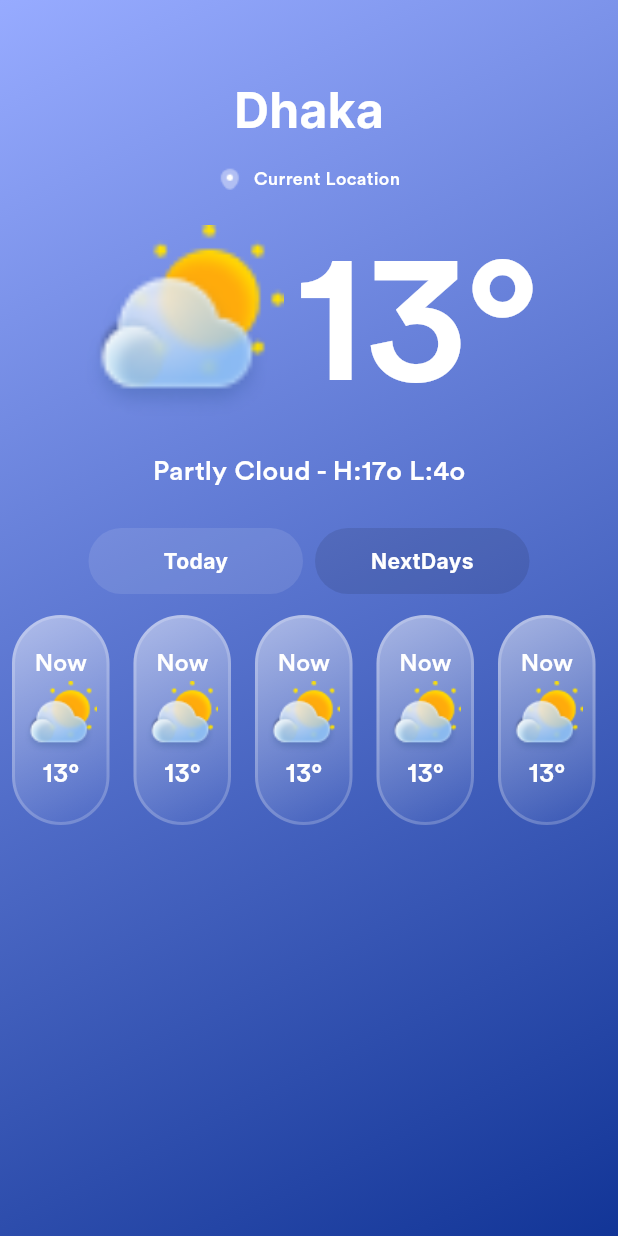
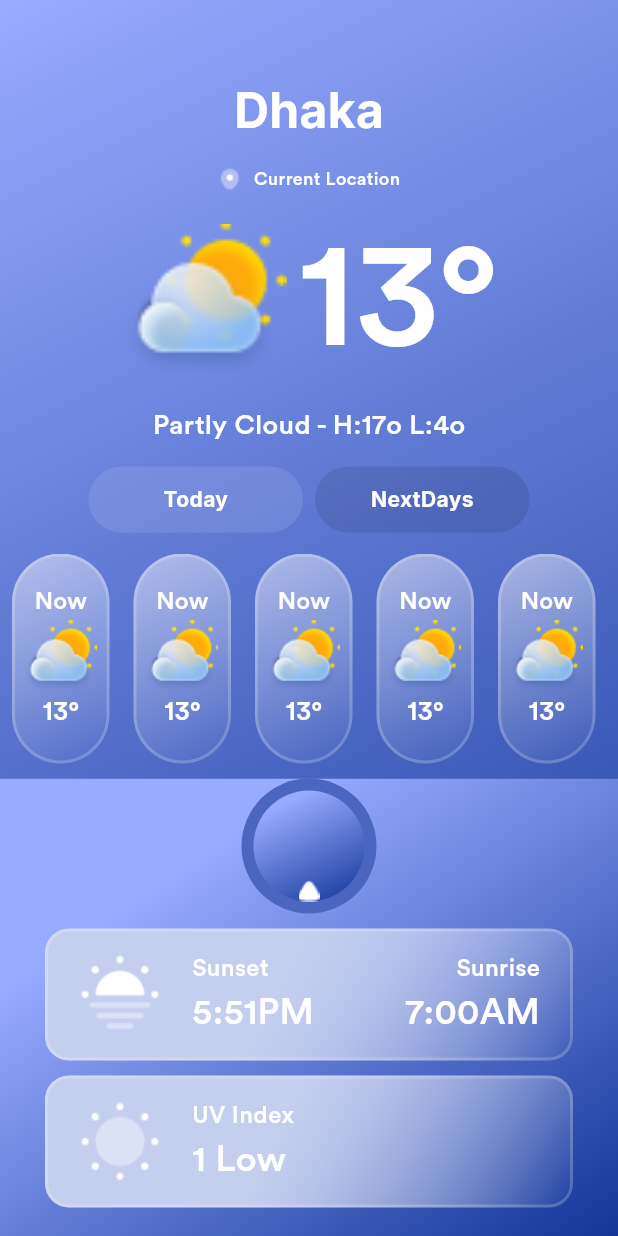
Before and after one commit to PrantoMondal/weatherAppBloc, a Flutter app: the screen it shows after launch, on a phone screen of 412 x 824 dp. Run offline on Flutter 3.47's test engine with Material 3 defaults, Android fonts, the phone set to English and light mode, and no system bars; our stand-ins replace google_fonts; missing offline and left inert: proste_bezier_curve.

Commit message:
home UI complete

```diff
--- a/lib/pages/home_screen.dart
+++ b/lib/pages/home_screen.dart
@@ -1,5 +1,9 @@
+import 'dart:math';
+
 import 'package:flutter/cupertino.dart';
 import 'package:flutter/material.dart';
+import 'package:proste_bezier_curve/proste_bezier_curve.dart';
+import 'package:weather_app/utils/custom_card.dart';
 import 'package:weather_app/utils/text_styles.dart';
 
 class TabWidget {
@@ -34,10 +38,12 @@ class _HomeScreenState extends State<HomeScreen> {
 
   @override
   Widget build(BuildContext context) {
+    double screenHeight = MediaQuery.of(context).size.height;
+    double screenWidth = MediaQuery.of(context).size.width;
     return Scaffold(
       body: Container(
-        height: MediaQuery.of(context).size.height,
-        width: MediaQuery.of(context).size.width,
+        height: screenHeight,
+        width: screenWidth,
         padding: const EdgeInsets.only(top: 50),
         decoration: const BoxDecoration(
           gradient: LinearGradient(
@@ -76,17 +82,14 @@ class _HomeScreenState extends State<HomeScreen> {
               children: [
                 Image.asset(
                   "assets/images/partly_cloudy.png",
-                  height: 130,
-                  width: 135,
+                  height: 100,
+                  width: 110,
                   fit: BoxFit.cover,
                 ),
                 const SizedBox(
                   width: 8,
                 ),
-                Text(
-                  "13\u00B0",
-                  style: AppTextStyle.circularSid_300_122,
-                )
+                Text("13\u00B0", style: AppTextStyle.circularSid_300_122)
               ],
             ),
             Text(
@@ -94,7 +97,7 @@ class _HomeScreenState extends State<HomeScreen> {
               style: AppTextStyle.circularSid_450_12.copyWith(fontSize: 18),
             ),
             const SizedBox(
-              height: 20,
+              height: 10,
             ),
             Padding(
               padding: const EdgeInsets.symmetric(horizontal: 55.0),
@@ -193,6 +196,97 @@ class _HomeScreenState extends State<HomeScreen> {
                 },
               ),
             ),
+            SizedBox(
+              height: 10,
+            ),
+            Expanded(
+              child: Stack(
+                children: [
+                  ClipPath(
+                    clipper: ProsteBezierCurve(
+                      position: ClipPosition.top,
+                      list: [
+                        BezierCurveSection(
+                          start: Offset(screenWidth, 60),
+                          top: Offset(screenWidth / 2, 20),
+                          end: const Offset(0, 60),
+                        ),
+                      ],
+                    ),
+                    child: Container(
+                      decoration: const BoxDecoration(
+                        gradient: LinearGradient(
+                          begin: Alignment.topCenter,
+                          end: Alignment.bottomRight,
+                          colors: [
+                            Color(0xFF97ABFF),
+                            Color(0xFF123597),
+                          ],
+                        ),
+                      ),
+                    ),
+                  ),
+                  Positioned(
+                    top: 0,
+                    left: 0,
+                    right: 0,
+                    child: Column(
+                      children: [
+                        CircleAvatar(
+                          radius: 45,
+                          backgroundColor: const Color(0xFF4A66BF),
+                          child: Container(
+                            margin: const EdgeInsets.all(8),
+                            decoration: const BoxDecoration(
+                              shape: BoxShape.circle,
+                              gradient: LinearGradient(
+                                begin: Alignment.topCenter,
+                                end: Alignment.bottomRight,
+                                colors: [
+                                  Color(0xFF97ABFF),
+                                  Color(0xFF123597),
+                                ],
+                              ),
+                            ),
+                            child: Padding(
+                              padding:
+                                  const EdgeInsets.symmetric(horizontal: 30.0)
+                                      .copyWith(top: 60),
+                              child: Image.asset(
+                                "assets/images/arrow_up.png",
+                                height: 20,
+                                // width: 20,
+                                fit: BoxFit.fill,
+                              ),
+                            ),
+                          ),
+                        ),
+                        const SizedBox(
+                          height: 10,
+                        ),
+                        buildCard(
+                          screenWidth: screenWidth,
+                          imageAsset: "assets/images/sun_rise.png",
+                          title1: "Sunset",
+                          content1: "5:51PM",
+                          title2: "Sunrise",
+                          content2: "7:00AM",
+                        ),
+                        const SizedBox(
+                          height: 10,
+                        ),
+                        buildCard(
+                          screenWidth: screenWidth,
+                          imageAsset: "assets/images/sun.png",
+                          title1: "UV Index",
+                          content1: "1 Low",
+                        ),
+                      ],
+                    ),
+                  ),
+                ],
+              ),
+            ),
           ],
         ),
       ),
--- /dev/null
+++ b/lib/utils/custom_card.dart
@@ -0,0 +1,70 @@
+import 'package:flutter/material.dart';
+import 'package:weather_app/utils/text_styles.dart';
+
+buildCard({
+  required double screenWidth,
+  required String imageAsset,
+  required String title1,
+  required String content1,
+  String? title2,
+  String? content2,
+}) {
+  return Container(
+    margin: const EdgeInsets.symmetric(horizontal: 30),
+    height: 88,
+    width: screenWidth,
+    decoration: BoxDecoration(
+      borderRadius: BorderRadius.circular(16),
+      border: Border.all(
+        color: const Color(0xFFFFFFFF).withOpacity(.2),
+        width: 2,
+      ),
+      gradient: LinearGradient(
+        begin: Alignment.topCenter,
+        end: Alignment.bottomRight,
+        colors: [
+          const Color(0xFFC4CEEF),
+          const Color(0xFFFFFFFF).withOpacity(0),
+        ],
+      ),
+    ),
+    child: Row(
+      crossAxisAlignment: CrossAxisAlignment.center,
+      children: [
+        const SizedBox(width: 20),
+        Image.asset(imageAsset),
+        const SizedBox(width: 20),
+        Column(
+          mainAxisAlignment: MainAxisAlignment.center,
+          crossAxisAlignment: CrossAxisAlignment.start,
+          children: [
+            Text(
+              title1,
+              style: AppTextStyle.circularSid_400_16,
+            ),
+            Text(
+              content1,
+              style: AppTextStyle.circularSid_500_24,
+            ),
+          ],
+        ),
+        const Spacer(),
+        Column(
+          mainAxisAlignment: MainAxisAlignment.center,
+          crossAxisAlignment: CrossAxisAlignment.end,
+          children: [
+            Text(
+              title2 ?? "",
+              style: AppTextStyle.circularSid_400_16,
+            ),
+            Text(
+              content2 ?? "",
+              style: AppTextStyle.circularSid_500_24,
+            ),
+          ],
+        ),
+        const SizedBox(width: 20),
+      ],
+    ),
+  );
+}
--- a/lib/utils/text_styles.dart
+++ b/lib/utils/text_styles.dart
@@ -16,7 +16,19 @@ class AppTextStyle {
 
   static TextStyle circularSid_300_122 = const TextStyle(
       fontFamily: 'CircularStd',
-      fontSize: 122,
+      fontSize: 100,
       fontWeight: FontWeight.w300,
       color: Color(0xFFFFFFFF));
+
+  static TextStyle circularSid_400_16 = const TextStyle(
+      fontFamily: 'CircularStd',
+      fontSize: 16,
+      fontWeight: FontWeight.w400,
+      color: Color(0xFFFFFFFF));
+
+  static TextStyle circularSid_500_24 = const TextStyle(
+      fontFamily: 'CircularStd',
+      fontSize: 24,
+      fontWeight: FontWeight.w500,
+      color: Color(0xFFFFFFFF));
 }
--- a/pubspec.yaml
+++ b/pubspec.yaml
@@ -37,6 +37,7 @@ dependencies:
   bloc: ^8.1.4
   equatable: ^2.0.5
   google_fonts: ^5.1.0
+  proste_bezier_curve: ^2.0.2
 
 
 
```
Also changed, not shown: assets/images/arrow_up.png (added), assets/images/sun.png (added), assets/images/sun_rise.png (added), pubspec.lock.
